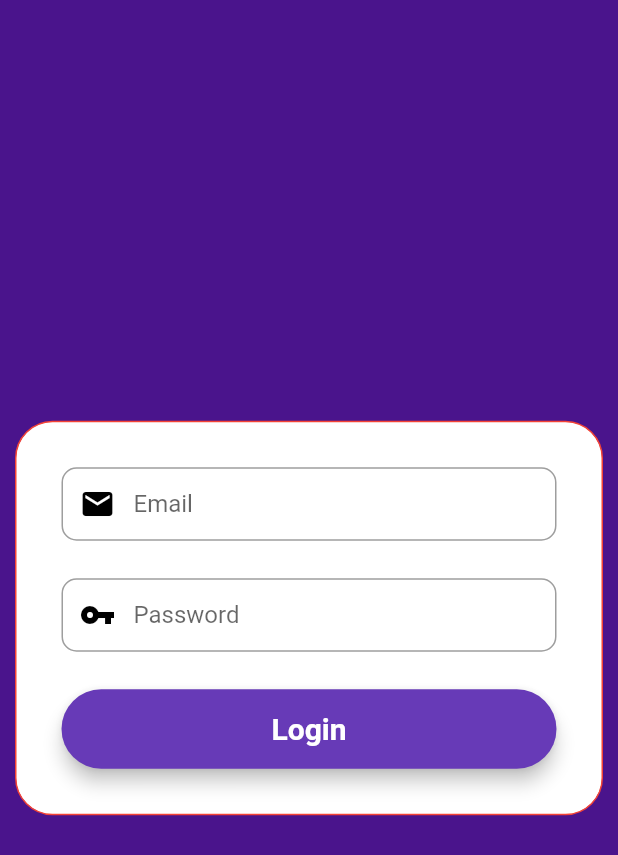
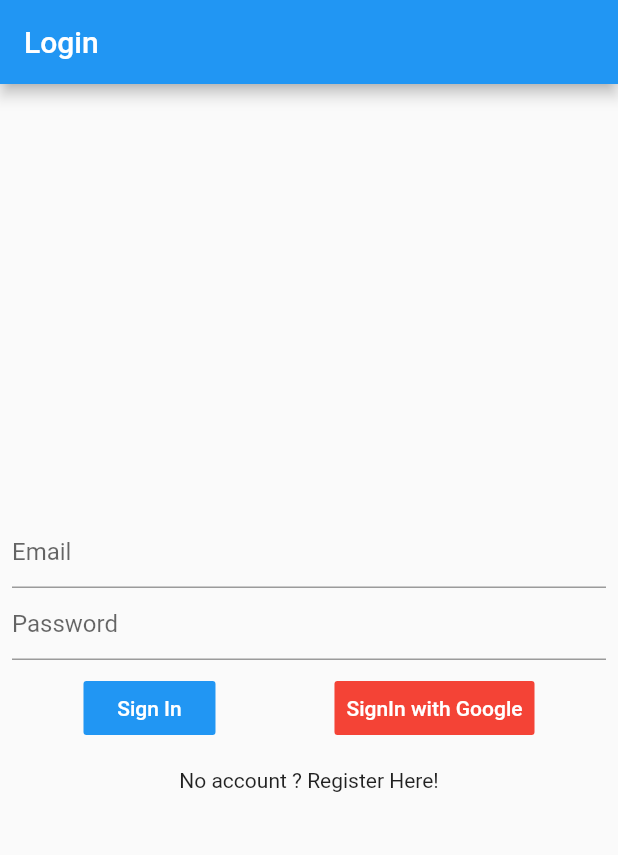
Before and after one commit to rohanshirodker/login_app, a Flutter app: the screen it shows after launch, on a phone screen of 412 x 824 dp. Shown: the top 855 px of the screen. Run offline on Flutter 3.47's test engine with Material 2 defaults, Android fonts, the phone set to English and light mode, and no system bars; our stand-ins replace cloud_firestore, firebase_auth, firebase_core, get; accounts and stored records are empty; Roboto replaces fonts that are missing (Georgia); statements that could not run were skipped.

Commit message:
login page

```diff
--- /dev/null
+++ b/lib/app/data/services/Auth_Controller.dart
@@ -0,0 +1,122 @@
+import 'package:firebase_auth/firebase_auth.dart';
+import 'package:flutter/material.dart';
+import 'package:get/get.dart';
+import 'package:cyanodoc_test/app/data/services/Auth_Service.dart';
+import 'package:cyanodoc_test/app/data/signin_enum.dart';
+
+class AuthController extends GetxController {
+  static AuthController to = Get.find();
+  RxBool isLogged = false.obs;
+  TextEditingController emailController;
+  TextEditingController passwordController;
+  Rxn<User> user = Rxn<User>();
+  AuthService _authService;
+
+  AuthController() {
+    _authService = AuthService();
+  }
+
+  @override
+  void onInit() async {
+    ever(isLogged, handleAuthChanged);
+    user.value = await _authService.getCurrentUser();
+    isLogged.value = user.value != null;
+    _authService.onAuthChanged().listen((event) {
+      isLogged.value = event != null;
+      user.value = event;
+    });
+    emailController = TextEditingController();
+    passwordController = TextEditingController();
+    super.onInit();
+  }
+
+  @override
+  void onClose() {
+    emailController?.dispose();
+    passwordController?.dispose();
+    super.onClose();
+  }
+
+  handleAuthChanged(isLoggedIn) {
+    if (isLoggedIn == false) {
+      Get.offAllNamed("/LoginPage");
+    } else {
+      Get.offAllNamed("/");
+    }
+  }
+
+  handleSignIn(SignInType type) async {
+    if (type == SignInType.EMAIL_PASSWORD) {
+      if (emailController.text == "" || passwordController.text == "") {
+        Get.snackbar(
+          "Error",
+          "Empty email or password",
+        );
+        return;
+      }
+    }
+
+    Get.snackbar("Signing In", "Loading",
+        showProgressIndicator: true,
+        snackPosition: SnackPosition.BOTTOM,
+        duration: Duration(minutes: 2));
+    try {
+      if (type == SignInType.EMAIL_PASSWORD) {
+        await _authService.signInWithEmailAndPassword(
+            emailController.text.trim(), passwordController.text.trim());
+        emailController.clear();
+        passwordController.clear();
+      }
+      // if (type == SignInType.GOOGLE) {
+      //   await _authService.signInWithGoogle();
+      // }
+    } catch (e) {
+      Get.back();
+      Get.defaultDialog(title: "Error", middleText: e.message, actions: [
+        MaterialButton(
+          onPressed: () {
+            Get.back();
+          },
+          child: Text("Close"),
+        ),
+      ]);
+      print(e);
+    }
+  }
+
+// handleSignUp() async {
+//   if (emailController.text == "" || passwordController.text == "") {
+//     Get.snackbar(
+//       "Error",
+//       "Empty email or password",
+//     );
+//     return;
+//   }
+//
+//   Get.snackbar("Signing Up", "Loading",
+//       showProgressIndicator: true,
+//       snackPosition: SnackPosition.BOTTOM,
+//       duration: Duration(minutes: 2));
+//   try {
+//     await _authService.signUp(
+//         emailController.text.trim(), passwordController.text.trim());
+//     emailController.clear();
+//     passwordController.clear();
+//   } catch (e) {
+//     Get.back();
+//     Get.defaultDialog(title: "Error", middleText: e.message, actions: [
+//       MaterialButton(
+//         onPressed: () {
+//           Get.back();
+//         },
+//         child: Text("Close"),
+//       ),
+//     ]);
+//     print(e);
+//   }
+// }
+
+// handleSignOut() {
+//   _authService.signOut();
+// }
+}
--- /dev/null
+++ b/lib/app/data/signin_enum.dart
@@ -0,0 +1,2 @@
+
+enum SignInType { EMAIL_PASSWORD, GOOGLE }
--- a/lib/app/modules/LoginPage/LoginPage.dart
+++ b/lib/app/modules/LoginPage/LoginPage.dart
@@ -1,155 +1,229 @@
-import 'package:cyanodoc_test/app/modules/ProfilePage/ProfilePage.dart';
-import 'package:firebase_auth/firebase_auth.dart';
 import 'package:flutter/material.dart';
-import 'package:fluttertoast/fluttertoast.dart';
 import 'package:get/get.dart';
+import 'package:cyanodoc_test/app/data/services/Auth_Controller.dart';
 
-class LoginPage extends StatefulWidget {
-  const LoginPage({Key? key}) : super(key: key);
+import 'package:cyanodoc_test/app/data/signin_enum.dart';
 
-  @override
-  State<LoginPage> createState() => _LoginPageState();
-}
-
-class _LoginPageState extends State<LoginPage> {
-  final _formKey = GlobalKey<FormState>();
-
-  //firebase variable
-  final _auth = FirebaseAuth.instance;
-
-  // editing controller
-  final TextEditingController emailController = new TextEditingController();
-  final TextEditingController passwordController = new TextEditingController();
+class LoginPage extends StatelessWidget {
+  final AuthController authController = AuthController.to;
 
   @override
   Widget build(BuildContext context) {
-    //email
-    final emailField = TextFormField(
-      autofocus: false,
-      controller: emailController,
-      keyboardType: TextInputType.emailAddress,
-      validator: (value) {
-        if (value!.isEmpty) {
-          return ("Please Enter Your Email");
-        }
-        // reg expression for email validation
-        if (!RegExp("^[a-zA-Z0-9+_.-]+@[a-zA-Z0-9.-]+.[a-z]").hasMatch(value)) {
-          return ("Please Enter a valid email");
-        }
-        return null;
+    return Scaffold(
+      appBar: AppBar(
+        title: Text("Login"),
+      ),
+      body: Padding(
+        padding: const EdgeInsets.all(8.0),
+        child: Column(
+          mainAxisAlignment: MainAxisAlignment.center,
+          children: [
+            TextField(
+              controller: authController.emailController,
+              decoration: InputDecoration(hintText: "Email"),
+            ),
+            TextField(
+              controller: authController.passwordController,
+              decoration: InputDecoration(hintText: "Password"),
+            ),
+            Padding(
+              padding: const EdgeInsets.all(8.0),
+              child: Row(
+                mainAxisAlignment: MainAxisAlignment.spaceAround,
+                children: <Widget>[
+                  FlatButton(
+                    padding: EdgeInsets.all(8),
+                    color: Colors.blue,
+                    onPressed: () {
+                      authController.handleSignIn(SignInType.EMAIL_PASSWORD);
                     },
-      onSaved: (value) {
-        emailController.text = value!;
-      },
-      textInputAction: TextInputAction.done,
-      decoration: InputDecoration(
-        prefixIcon: Icon(Icons.mail, color: Colors.black),
-        contentPadding: EdgeInsets.fromLTRB(20, 15, 20, 15),
-        hintText: "Email",
-        border: OutlineInputBorder(
-          borderRadius: BorderRadius.circular(10),
+                    child: Text(
+                      "Sign In",
+                      style: TextStyle(color: Colors.white),
                     ),
                   ),
-    );
-
-    //password
-    final passwordField = TextFormField(
-      autofocus: false,
-      controller: passwordController,
-      obscureText: true,
-      validator: (value) {
-        RegExp regex = new RegExp(r'^.{6,}$');
-        if (value!.isEmpty) {
-          return ("Password is required for login");
-        }
-        if (!regex.hasMatch(value)) {
-          return ("Enter Valid Password(Min. 6 Character)");
-        }
+                  FlatButton(
+                    padding: EdgeInsets.all(8),
+                    color: Colors.primaries[0],
+                    onPressed: () {
+                      authController.handleSignIn(SignInType.GOOGLE);
                     },
-      onSaved: (value) {
-        passwordController.text = value!;
-      },
-      textInputAction: TextInputAction.done,
-      decoration: InputDecoration(
-        prefixIcon: Icon(Icons.vpn_key, color: Colors.black),
-        contentPadding: EdgeInsets.fromLTRB(20, 15, 20, 15),
-        hintText: "Password",
-        border: OutlineInputBorder(
-          borderRadius: BorderRadius.circular(10),
+                    child: Text(
+                      "SignIn with Google",
+                      style: TextStyle(color: Colors.white),
                     ),
                   ),
-    );
-
-// button
-    final loginButton = Material(
-      elevation: 5,
-      borderRadius: BorderRadius.circular(30),
-      color: Colors.deepPurple,
-      child: MaterialButton(
-          padding: EdgeInsets.fromLTRB(20, 15, 20, 15),
-          minWidth: MediaQuery.of(context).size.width,
-          onPressed: () {
-            signIn(emailController.text, passwordController.text);
-          },
-          child: Text("Login",
-              textAlign: TextAlign.center,
-              style: TextStyle(
-                  fontSize: 20,
-                  color: Colors.white,
-                  fontWeight: FontWeight.bold))),
-    );
-
-    return Scaffold(
-      backgroundColor: Colors.purple[900],
-      body: Center(
-        child: SingleChildScrollView(
-          padding: EdgeInsets.all(10),
-          child: Container(
-            decoration: BoxDecoration(
-                color: Colors.white,
-                border: Border.all(
-                  color: Colors.red,
-                ),
-                borderRadius: BorderRadius.all(Radius.circular(25))),
-            // padding: EdgeInsets.all(5),
-
-            //color: Colors.white,
-            child: Padding(
-              padding: const EdgeInsets.all(30.0),
-              child: Form(
-                key: _formKey,
-                child: Column(
-                  mainAxisAlignment: MainAxisAlignment.center,
-                  crossAxisAlignment: CrossAxisAlignment.center,
-                  children: <Widget>[
-                    emailField,
-                    SizedBox(height: 25),
-                    passwordField,
-                    SizedBox(height: 25),
-                    loginButton,
-                    //SizedBox(height: 10),
                 ],
               ),
             ),
+            GestureDetector(
+              onTap: () {
+                Get.toNamed("/register");
+              },
+              child: Padding(
+                padding: const EdgeInsets.all(8.0),
+                child: Text("No account ? Register Here!"),
               ),
-          ),
+            )
+          ],
         ),
       ),
     );
   }
+}
 
-  //login function
-  void signIn(String email, String password) async {
-    if (_formKey.currentState!.validate()) {
-      await _auth
-          .signInWithEmailAndPassword(email: email, password: password)
-          .then((uid) => {
-                Fluttertoast.showToast(msg: "Login Successful"),
-                Get.to(ProfilePage()),
-              })
-          .catchError((e) {
-        Fluttertoast.showToast(msg: e!.message);
-      });
-    }
-  }
-}
+// import 'package:cyanodoc_test/app/modules/ProfilePage/ProfilePage.dart';
+// import 'package:firebase_auth/firebase_auth.dart';
+// import 'package:flutter/material.dart';
+// import 'package:fluttertoast/fluttertoast.dart';
+// import 'package:get/get.dart';
+//
+// class LoginPage extends StatefulWidget {
+//   const LoginPage({Key? key}) : super(key: key);
+//
+//   @override
+//   State<LoginPage> createState() => _LoginPageState();
+// }
+//
+// class _LoginPageState extends State<LoginPage> {
+//   final _formKey = GlobalKey<FormState>();
+//
+//   //firebase variable
+//   final _auth = FirebaseAuth.instance;
+//
+//   // editing controller
+//   final TextEditingController emailController = new TextEditingController();
+//   final TextEditingController passwordController = new TextEditingController();
+//
+//   @override
+//   Widget build(BuildContext context) {
+//     //email
+//     final emailField = TextFormField(
+//       autofocus: false,
+//       controller: emailController,
+//       keyboardType: TextInputType.emailAddress,
+//       validator: (value) {
+//         if (value!.isEmpty) {
+//           return ("Please Enter Your Email");
+//         }
+//         // reg expression for email validation
+//         if (!RegExp("^[a-zA-Z0-9+_.-]+@[a-zA-Z0-9.-]+.[a-z]").hasMatch(value)) {
+//           return ("Please Enter a valid email");
+//         }
+//         return null;
+//       },
+//       onSaved: (value) {
+//         emailController.text = value!;
+//       },
+//       textInputAction: TextInputAction.done,
+//       decoration: InputDecoration(
+//         prefixIcon: Icon(Icons.mail, color: Colors.black),
+//         contentPadding: EdgeInsets.fromLTRB(20, 15, 20, 15),
+//         hintText: "Email",
+//         border: OutlineInputBorder(
+//           borderRadius: BorderRadius.circular(10),
+//         ),
+//       ),
+//     );
+//
+//     //password
+//     final passwordField = TextFormField(
+//       autofocus: false,
+//       controller: passwordController,
+//       obscureText: true,
+//       validator: (value) {
+//         RegExp regex = new RegExp(r'^.{6,}$');
+//         if (value!.isEmpty) {
+//           return ("Password is required for login");
+//         }
+//         if (!regex.hasMatch(value)) {
+//           return ("Enter Valid Password(Min. 6 Character)");
+//         }
+//       },
+//       onSaved: (value) {
+//         passwordController.text = value!;
+//       },
+//       textInputAction: TextInputAction.done,
+//       decoration: InputDecoration(
+//         prefixIcon: Icon(Icons.vpn_key, color: Colors.black),
+//         contentPadding: EdgeInsets.fromLTRB(20, 15, 20, 15),
+//         hintText: "Password",
+//         border: OutlineInputBorder(
+//           borderRadius: BorderRadius.circular(10),
+//         ),
+//       ),
+//     );
+//
+// // button
+//     final loginButton = Material(
+//       elevation: 5,
+//       borderRadius: BorderRadius.circular(30),
+//       color: Colors.deepPurple,
+//       child: MaterialButton(
+//           padding: EdgeInsets.fromLTRB(20, 15, 20, 15),
+//           minWidth: MediaQuery.of(context).size.width,
+//           onPressed: () {
+//             signIn(emailController.text, passwordController.text);
+//           },
+//           child: Text("Login",
+//               textAlign: TextAlign.center,
+//               style: TextStyle(
+//                   fontSize: 20,
+//                   color: Colors.white,
+//                   fontWeight: FontWeight.bold))),
+//     );
+//
+//     return Scaffold(
+//       backgroundColor: Colors.purple[900],
+//       body: Center(
+//         child: SingleChildScrollView(
+//           padding: EdgeInsets.all(10),
+//           child: Container(
+//             decoration: BoxDecoration(
+//                 color: Colors.white,
+//                 border: Border.all(
+//                   color: Colors.red,
+//                 ),
+//                 borderRadius: BorderRadius.all(Radius.circular(25))),
+//             // padding: EdgeInsets.all(5),
+//
+//             //color: Colors.white,
+//             child: Padding(
+//               padding: const EdgeInsets.all(30.0),
+//               child: Form(
+//                 key: _formKey,
+//                 child: Column(
+//                   mainAxisAlignment: MainAxisAlignment.center,
+//                   crossAxisAlignment: CrossAxisAlignment.center,
+//                   children: <Widget>[
+//                     emailField,
+//                     SizedBox(height: 25),
+//                     passwordField,
+//                     SizedBox(height: 25),
+//                     loginButton,
+//                     //SizedBox(height: 10),
+//                   ],
+//                 ),
+//               ),
+//             ),
+//           ),
+//         ),
+//       ),
+//     );
+//   }
+//
+//   //login function
+//   void signIn(String email, String password) async {
+//     if (_formKey.currentState!.validate()) {
+//       await _auth
+//           .signInWithEmailAndPassword(email: email, password: password)
+//           .then((uid) => {
+//                 Fluttertoast.showToast(msg: "Login Successful"),
+//                 Get.to(ProfilePage()),
+//               })
+//           .catchError((e) {
+//         Fluttertoast.showToast(msg: e!.message);
+//       });
+//     }
+//   }
+// }
--- a/lib/main.dart
+++ b/lib/main.dart
@@ -1,4 +1,5 @@
 import 'package:cyanodoc_test/app/core/theme/app_theme.dart';
+import 'package:cyanodoc_test/app/data/services/Auth_Controller.dart';
 import 'package:cyanodoc_test/app/routes/routes.dart';
 import 'package:firebase_core/firebase_core.dart';
 import 'package:flutter/material.dart';
@@ -13,6 +14,7 @@ Future<void> main() async {
 
 class MyApp extends StatelessWidget {
   // This widget is the root of your application.
+  AuthController authController = Get.put<AuthController>(AuthController());
 
   @override
   Widget build(BuildContext context) {
--- a/pubspec.yaml
+++ b/pubspec.yaml
@@ -34,6 +34,7 @@ dependencies:
   firebase_core: ^1.12.0
   provider: ^6.0.2
   fluttertoast: ^8.0.8
+  firebase_storage: ^10.2.6
 
 
 
```
Also changed, not shown: lib/app/data/services/Auth_Service.dart (added, +118 -0 lines), lib/app/data/services/service.dart (deleted), pubspec.lock. Lines whose indentation alone changed are shown as unchanged.
